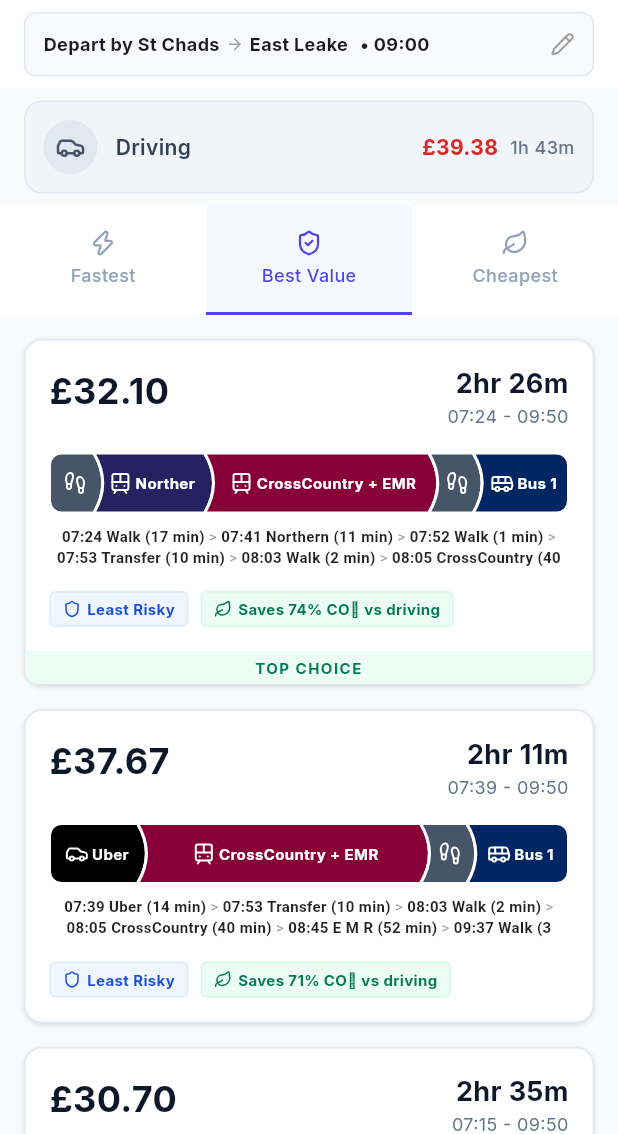
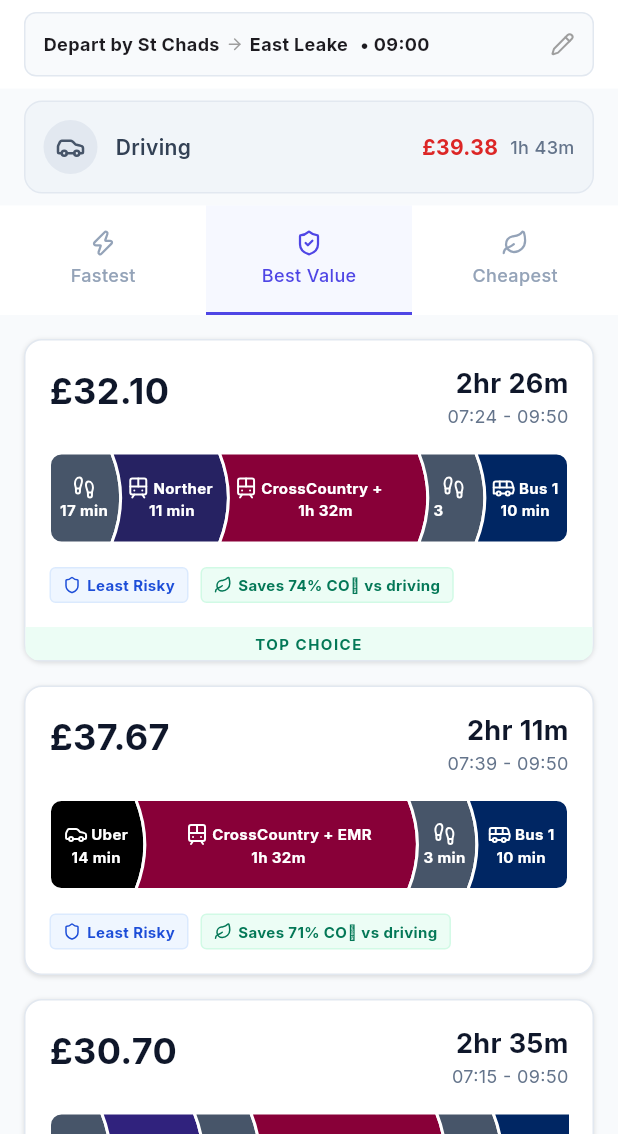
Before and after one commit to isaacw123434/Apptest, a Flutter app: the screen it shows after launch, after a tap on "Search", on a phone screen of 412 x 824 dp, the part 102-1236 px from its top. Run offline on Flutter 3.47's test engine with Material 3 defaults, Android fonts, the phone set to English and light mode, and no system bars; our stand-ins replace flutter_map, google_fonts, latlong2, lucide_icons.

Commit message:
feat: replace timeline text with duration in schematic
- Removed the text-based timeline description in SummaryPage.
- Updated HorizontalJigsawSchematic to display duration (e.g., "52 min") centered below each segment icon/label.
- Adjusted layout calculations to account for duration text width.
- Added unit test to verify duration text rendering.

Co-authored-by: isaacw123434 <188620241+isaacw123434@users.noreply.github.com>

```diff
--- a/client/lib/screens/horizontal_jigsaw_schematic.dart
+++ b/client/lib/screens/horizontal_jigsaw_schematic.dart
@@ -54,7 +54,7 @@ class HorizontalJigsawSchematic extends StatelessWidget {
           final textPainter = TextPainter(
             text: TextSpan(
               text: displayText,
-              style: const TextStyle(
+              style: TextStyle(
                 fontSize: fontSize,
                 fontWeight: FontWeight.bold,
               ),
@@ -63,7 +63,30 @@ class HorizontalJigsawSchematic extends StatelessWidget {
             maxLines: 1,
           )..layout();
 
-          double minW = (paddingLeft + contentBase + (displayText.isNotEmpty ? textPainter.width : 0) + paddingRight + 0.5).ceilToDouble() + 0.5 + 0.25;
+          String durationText;
+          if (seg.time >= 60) {
+            durationText = '${seg.time ~/ 60}h ${seg.time % 60}m';
+          } else {
+            durationText = '${seg.time} min';
+          }
+
+          final durationPainter = TextPainter(
+            text: TextSpan(
+              text: durationText,
+              style: TextStyle(
+                fontSize: fontSize,
+                fontWeight: FontWeight.bold,
+              ),
+            ),
+            textDirection: TextDirection.ltr,
+            maxLines: 1,
+          )..layout();
+
+          double topContentWidth = contentBase + (displayText.isNotEmpty ? textPainter.width : 0);
+          double bottomContentWidth = durationPainter.width;
+          double maxContentWidth = topContentWidth > bottomContentWidth ? topContentWidth : bottomContentWidth;
+
+          double minW = (paddingLeft + maxContentWidth + paddingRight + 0.5).ceilToDouble() + 0.5 + 0.25;
           minWidths[i] = minW;
           totalMinWidth += minW;
         }
@@ -126,6 +149,13 @@ class HorizontalJigsawSchematic extends StatelessWidget {
 
             IconData? iconData = _getIconData(seg.iconId);
 
+            String durationText;
+            if (seg.time >= 60) {
+              durationText = '${seg.time ~/ 60}h ${seg.time % 60}m';
+            } else {
+              durationText = '${seg.time} min';
+            }
+
             return SizedBox(
               width: width,
               child: HorizontalJigsawSegment(
@@ -134,8 +164,12 @@ class HorizontalJigsawSchematic extends StatelessWidget {
                 backgroundColor: color,
                 borderColor: Colors.white,
                 overlap: overlap,
-                child: Row(
+                child: Column(
                   mainAxisAlignment: MainAxisAlignment.center,
+                  children: [
+                    Row(
+                      mainAxisAlignment: MainAxisAlignment.center,
+                      mainAxisSize: MainAxisSize.min,
                       children: [
                         if (iconData != null)
                           Icon(iconData, color: textColor, size: 16),
@@ -153,6 +187,17 @@ class HorizontalJigsawSchematic extends StatelessWidget {
                               ),
                             ),
                         ]
+                      ],
+                    ),
+                    Text(
+                      durationText,
+                      maxLines: 1,
+                      style: TextStyle(
+                        color: textColor,
+                        fontSize: fontSize,
+                        fontWeight: FontWeight.bold,
+                      ),
+                    ),
                   ],
                 ),
               ),
--- a/client/lib/screens/summary_page.dart
+++ b/client/lib/screens/summary_page.dart
@@ -672,12 +672,9 @@ class _SummaryPageState extends State<SummaryPage> {
                       const SizedBox(height: 16),
                       // Schematic
                       SizedBox(
-                        height: 40,
+                        height: 60,
                         child: _buildSchematic(result),
                       ),
-                      const SizedBox(height: 8),
-                      // Timeline text
-                      _buildTimelineText(result),
                       const SizedBox(height: 16),
                       Row(
                         children: [
@@ -1010,76 +1007,6 @@ class _SummaryPageState extends State<SummaryPage> {
     return finalPass;
   }
 
-  Widget _buildTimelineText(JourneyResult result) {
-    List<Segment> allSegments = [];
-    allSegments.addAll(result.leg1.segments);
-
-    // Add buffer segment
-    if (result.buffer > 0) {
-      allSegments.add(Segment(
-        mode: 'wait',
-        label: 'Transfer',
-        lineColor: '#000000',
-        iconId: '',
-        time: result.buffer,
-      ));
-    }
-
-    if (_mainLeg != null) {
-      allSegments.addAll(_mainLeg!.segments);
-    } else {
-      allSegments.add(Segment(
-        mode: 'train',
-        label: 'CrossCountry',
-        lineColor: '#713e8d',
-        iconId: 'train',
-        time: 102,
-      ));
-    }
-
-    allSegments.addAll(result.leg3.segments);
-
-    // Calculate start time based on 8:03 AM Main Leg Departure logic
-    TimeOfDay startTime = _calculateJourneyTimes(result)['start']!;
-
-    List<InlineSpan> spans = [];
-    int currentMinutes = startTime.hour * 60 + startTime.minute;
-
-    for (int i = 0; i < allSegments.length; i++) {
-      final seg = allSegments[i];
-
-      String timeStr = '${(currentMinutes ~/ 60 % 24).toString().padLeft(2, '0')}:${(currentMinutes % 60).toString().padLeft(2, '0')}';
-
-      String durationStr;
-      if (seg.time >= 60) {
-        durationStr = '${seg.time ~/ 60}hr ${seg.time % 60}';
-      } else {
-        durationStr = '${seg.time} min';
-      }
-
-      spans.add(TextSpan(
-        text: '$timeStr ${seg.label} ($durationStr)',
-        style: const TextStyle(fontWeight: FontWeight.bold, color: Colors.black87),
-      ));
-
-      if (i < allSegments.length - 1) {
-        spans.add(const TextSpan(
-          text: ' > ',
-          style: TextStyle(color: Colors.grey),
-        ));
-      }
-
-      currentMinutes += seg.time;
-    }
-
-    return Text.rich(
-      TextSpan(children: spans),
-      style: const TextStyle(fontSize: 10), // Small font as requested indirectly by "under the diagram"
-      maxLines: 2,
-      textAlign: TextAlign.center,
-    );
-  }
-
   Map<String, TimeOfDay> _calculateJourneyTimes(JourneyResult result) {
     // Main Leg Departure = 8:03 AM (483 minutes)
     final int mainLegDepartMinutes = 8 * 60 + 3;
```
Also changed, not shown: 1 other file. Lines whose indentation alone changed are shown as unchanged.
